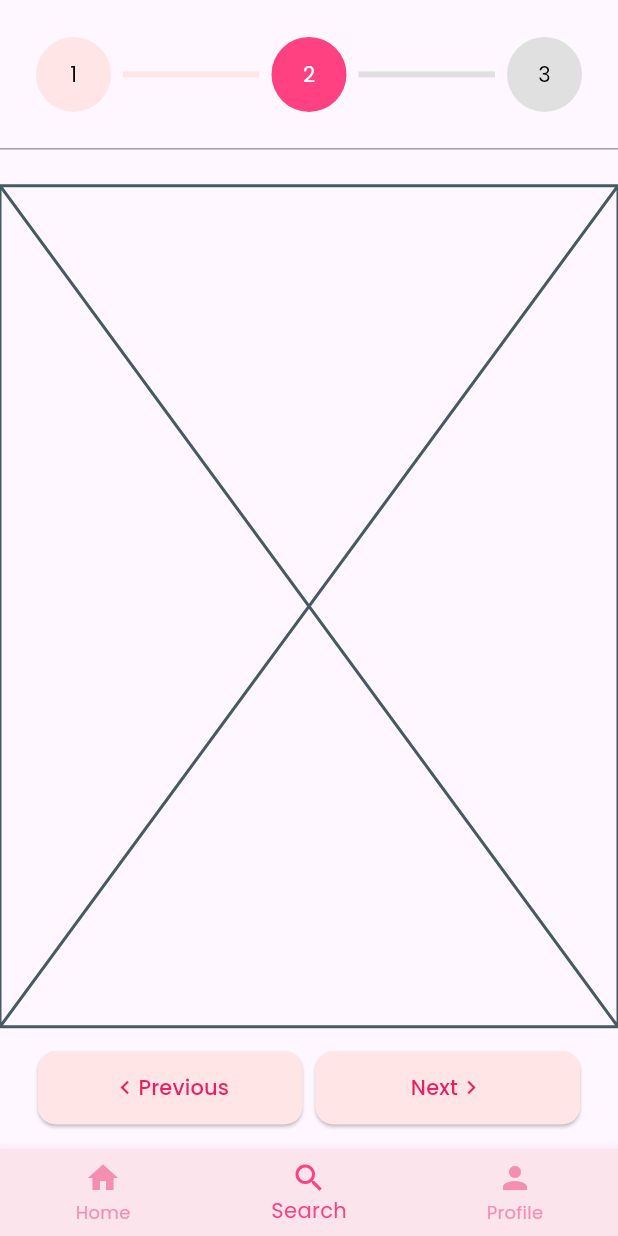
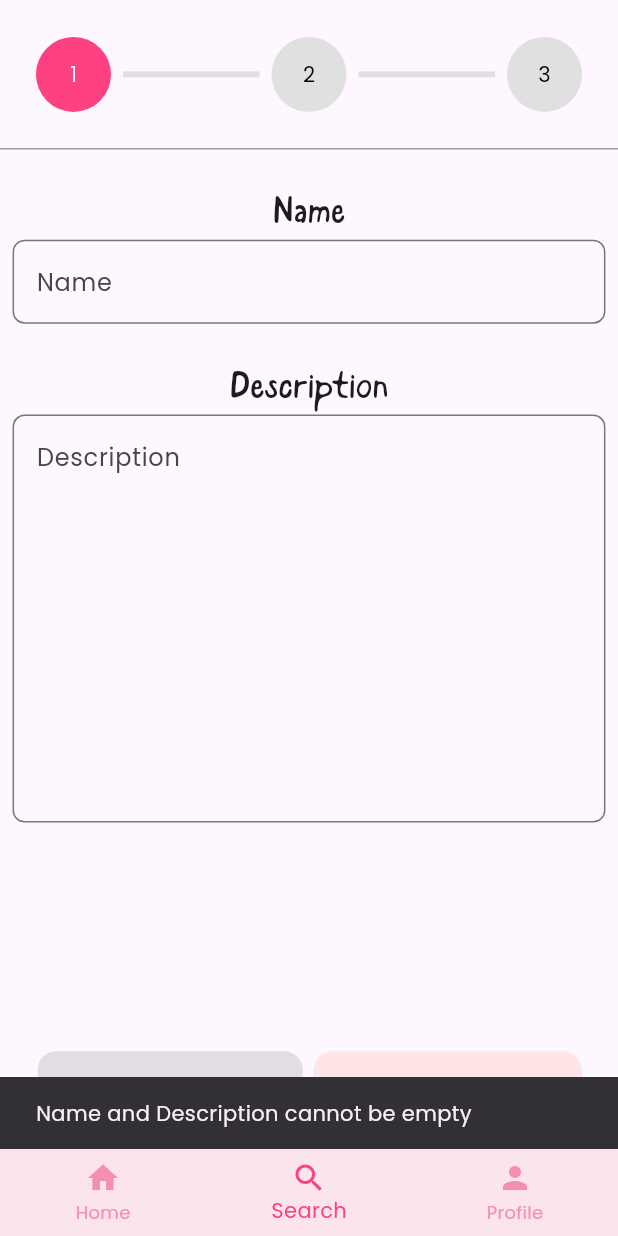
Before and after one commit to HolbertonPortfolio/CakeyMobile, a Flutter app: the MainScreen screen opened by its route, item 2 of the bottom bar chosen, after a tap on "Next", on a phone screen of 412 x 824 dp. Run offline on Flutter 3.47's test engine with Material 3 defaults, Android fonts, the light colour scheme and no system bars; our stand-ins replace auto_route, equatable, flutter_bloc, flutter_screenutil, google_fonts, rxdart; network calls fail.

Commit message:
Name and description validated

```diff
--- a/lib/Presentation/screens/MainScreen/Pages/add_pastry/add_pastry_screen.dart
+++ b/lib/Presentation/screens/MainScreen/Pages/add_pastry/add_pastry_screen.dart
@@ -26,7 +26,15 @@ class AddPastryScreen extends StatelessWidget {
 
   @override
   Widget build(BuildContext context) {
-    return BlocBuilder<AddPastryCubit, AddPastryState>(
+    return BlocListener<AddPastryCubit, AddPastryState>(
+      listener: (context, state) {
+        if (state is AddPastryValidationError) {
+          ScaffoldMessenger.of(context).showSnackBar(
+            SnackBar(content: Text(state.message)),
+          );
+        }
+      },
+      child: BlocBuilder<AddPastryCubit, AddPastryState>(
         builder: (context, state) {
           final cubit = context.read<AddPastryCubit>();
           int currentStep = cubit.currentStep.value;
@@ -105,6 +113,7 @@ class AddPastryScreen extends StatelessWidget {
             ],
           );
         },
+      ),
     );
   }
 }
--- a/lib/Presentation/screens/MainScreen/Pages/add_pastry/content/content_page_1.dart
+++ b/lib/Presentation/screens/MainScreen/Pages/add_pastry/content/content_page_1.dart
@@ -1,21 +1,29 @@
 import 'package:flutter/material.dart';
+import 'package:flutter_bloc/flutter_bloc.dart';
 import 'package:flutter_screenutil/flutter_screenutil.dart';
+
+import '../../../../../../cubits/add_pastry/add_pastry_cubit.dart';
 
 class ContentPage1 extends StatelessWidget {
   const ContentPage1({super.key});
 
   @override
   Widget build(BuildContext context) {
+    final cubit = context.read<AddPastryCubit>();
+
     return SingleChildScrollView(
       child: Column(
         children: [
-          Text('Name', style: TextStyle(fontFamily: 'Haarith', fontSize: 24.sp, fontWeight: FontWeight.w500),),
+          Text(
+            'Name',
+            style: TextStyle(fontFamily: 'Haarith', fontSize: 24.sp, fontWeight: FontWeight.w500),
+          ),
           Padding(
             padding: EdgeInsets.symmetric(horizontal: 8.0.w),
             child: TextField(
+              controller: cubit.nameController,
               decoration: InputDecoration(
                 constraints: BoxConstraints(maxHeight: 60.h),
-
                 hintText: 'Name',
                 border: OutlineInputBorder(
                   borderRadius: BorderRadius.circular(8.0),
@@ -24,10 +32,14 @@ class ContentPage1 extends StatelessWidget {
             ),
           ),
           24.verticalSpace,
-          Text('Description', style: TextStyle(fontFamily: 'Haarith', fontSize: 24.sp, fontWeight: FontWeight.w500),),
+          Text(
+            'Description',
+            style: TextStyle(fontFamily: 'Haarith', fontSize: 24.sp, fontWeight: FontWeight.w500),
+          ),
           Padding(
             padding: EdgeInsets.symmetric(horizontal: 8.0.w),
             child: TextField(
+              controller: cubit.descriptionController,
               maxLines: null,
               minLines: 10,
               decoration: InputDecoration(
--- a/lib/cubits/add_pastry/add_pastry_cubit.dart
+++ b/lib/cubits/add_pastry/add_pastry_cubit.dart
@@ -1,4 +1,5 @@
 import 'package:equatable/equatable.dart';
+import 'package:flutter/cupertino.dart';
 import 'package:flutter_bloc/flutter_bloc.dart';
 import 'package:rxdart/rxdart.dart';
 
@@ -9,7 +10,14 @@ class AddPastryCubit extends Cubit<AddPastryState> {
 
   final currentStep = BehaviorSubject<int>.seeded(1);
 
+  final TextEditingController _nameTextController = TextEditingController();
+  final TextEditingController _descriptionTextController = TextEditingController();
+
   void nextStep() {
+    if (_nameTextController.text.isEmpty || _descriptionTextController.text.isEmpty) {
+      emit(AddPastryValidationError("Name and Description cannot be empty"));
+      return;
+    }
     if (currentStep.value < 3) {
       currentStep.add(currentStep.value + 1);
       emit(AddPastryStepChanged(currentStep.value));
@@ -23,9 +31,14 @@ class AddPastryCubit extends Cubit<AddPastryState> {
     }
   }
 
+  TextEditingController get nameController => _nameTextController;
+  TextEditingController get descriptionController => _descriptionTextController;
+
   @override
   Future<void> close() {
     currentStep.close();
+    _nameTextController.dispose();
+    _descriptionTextController.dispose();
     return super.close();
   }
 }
--- a/lib/cubits/add_pastry/add_pastry_state.dart
+++ b/lib/cubits/add_pastry/add_pastry_state.dart
@@ -17,3 +17,12 @@ class AddPastryStepChanged extends AddPastryState {
   @override
   List<Object> get props => [step];
 }
+
+class AddPastryValidationError extends AddPastryState {
+  final String message;
+
+  const AddPastryValidationError(this.message);
+
+  @override
+  List<Object> get props => [message];
+}
```
